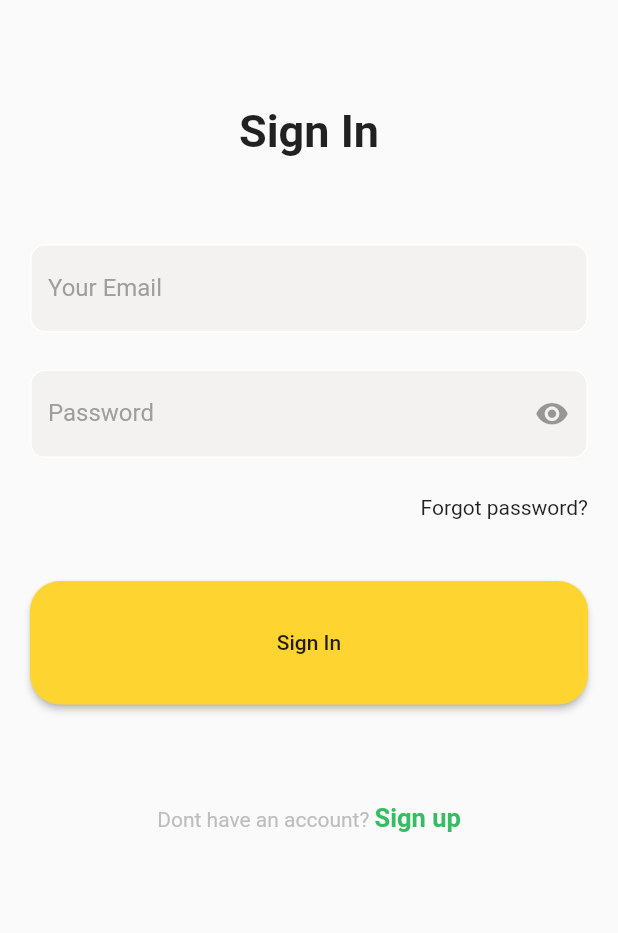
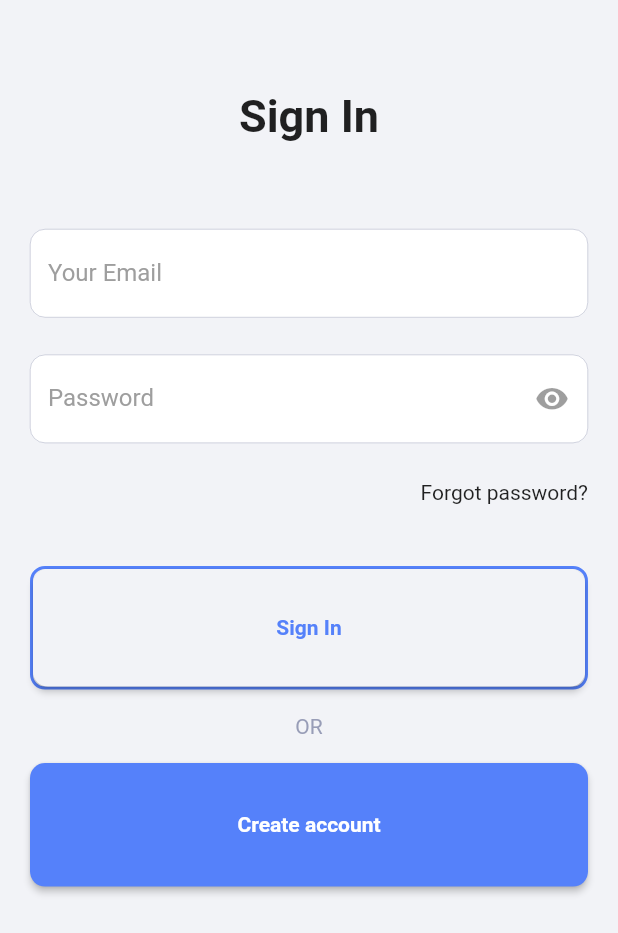
Before and after one commit to iamsirmike/we_work, a Flutter app: the screen it shows after launch, on a phone screen of 412 x 824 dp. Shown: the top 933 px of the screen. Run offline on Flutter 3.47's test engine with Material 2 defaults, Android fonts, the phone set to English and light mode, and no system bars; our stand-ins replace cloud_firestore, firebase_auth, google_sign_in, modal_progress_hud; accounts and stored records are empty.

Commit message:
redesinged the UI

```diff
--- a/lib/screens/dashboard.dart
+++ b/lib/screens/dashboard.dart
@@ -9,12 +9,12 @@ class Dashboard extends StatefulWidget {
 }
 
 class _DashboardState extends State<Dashboard> {
-  int currentIndex = 3;
+  int currentIndex = 0;
 
   final bottomItems = [
     {'icon': Icon(Icons.home), "text": "Jobs"},
     {"icon": Icon(Icons.edit), "text": "Applications"},
-    {"icon": Icon(Icons.bookmark), "text": "Saved Jobs"},
+    {"icon": Icon(Icons.bookmark), "text": "Bookmarks"},
     {"icon": Icon(Icons.person), "text": "Profile"},
   ];
 
@@ -53,7 +53,7 @@ class _DashboardState extends State<Dashboard> {
                 .asMap()
                 .map((i, icon) {
                   bool active = i == currentIndex;
-                  final color = active ? UiColors.color3 : Colors.grey[500];
+                  final color = active ? UiColors.color2 : UiColors.color5;
                   Widget button;
 
                   button = Column(
--- a/lib/screens/signin_screen.dart
+++ b/lib/screens/signin_screen.dart
@@ -63,6 +63,7 @@ class _SignInState extends State<SignIn> {
   Widget build(BuildContext context) {
     return Scaffold(
       key: _scaffoldKey,
+      backgroundColor: UiColors.bg,
       body: ModalProgressHUD(
         inAsyncCall: _loading,
         child: SafeArea(
@@ -70,7 +71,7 @@ class _SignInState extends State<SignIn> {
             children: [
               Padding(
                 padding: const EdgeInsets.symmetric(
-                    horizontal: 20.0, vertical: 70.0),
+                    horizontal: 20.0, vertical: 60.0),
                 child: Form(
                   key: _formKey,
                   child: Column(
@@ -160,38 +161,55 @@ class _SignInState extends State<SignIn> {
                       Container(
                         width: screenWidth(context, 1),
                         height: screenHeight(context, 0.1),
+                        decoration: BoxDecoration(
+                          borderRadius: BorderRadius.circular(10),
+                          border: Border.all(color: UiColors.color2, width: 2),
+                        ),
                         child: RaisedButton(
                           onPressed: signIn,
-                          child: Text('Sign In'),
-                          color: UiColors.color2,
+                          child: Text(
+                            'Sign In',
+                            style: TextStyle(
+                              color: UiColors.color2,
+                              fontWeight: FontWeight.bold,
+                            ),
+                          ),
+                          color: UiColors.bg,
                           shape: RoundedRectangleBorder(
-                            borderRadius: BorderRadius.circular(20),
+                            borderRadius: BorderRadius.circular(10),
                           ),
                         ),
                       ),
                       SizedBox(
-                        height: screenHeight(context, 0.08),
+                        height: screenHeight(context, 0.02),
                       ),
-                      GestureDetector(
-                        onTap: () {
-                          Navigator.pushNamed(context, '/signup');
-                        },
-                        child: RichText(
-                          text: TextSpan(
-                            text: 'Dont have an account? ',
-                            style: TextStyle(color: Colors.grey[400]),
-                            children: <TextSpan>[
-                              TextSpan(
-                                text: 'Sign up',
-                                style: TextStyle(
-                                    color: UiColors.color3,
-                                    fontWeight: FontWeight.bold,
-                                    fontSize: 17.0),
-                              ),
-                            ],
+                      Text(
+                        'OR',
+                        style: TextStyle(color: UiColors.color5),
+                      ),
+                      SizedBox(
+                        height: screenHeight(context, 0.02),
+                      ),
+                      Container(
+                        width: screenWidth(context, 1),
+                        height: screenHeight(context, 0.1),
+                        child: RaisedButton(
+                          onPressed: () {
+                            Navigator.pushNamed(context, '/signup');
+                          },
+                          child: Text(
+                            'Create account',
+                            style: TextStyle(
+                              color: UiColors.color1,
+                              fontWeight: FontWeight.bold,
+                            ),
+                          ),
+                          color: UiColors.color2,
+                          shape: RoundedRectangleBorder(
+                            borderRadius: BorderRadius.circular(10),
                           ),
                         ),
-                      )
+                      ),
                     ],
                   ),
                 ),
--- a/lib/utils/colors.dart
+++ b/lib/utils/colors.dart
@@ -1,8 +1,10 @@
 import 'package:flutter/material.dart';
 
 class UiColors {
-  static const bg = Color(0xffFFFFFF);
-  static const color1 = Color(0xffF4F1F1);
-  static const color2 = Color(0xffFED530);
+  static const bg = Color(0xffF2F3F7);
+  static const color1 = Color(0xffFFFFFF);
+  static const color2 = Color(0xff5581FA);
+  // static const color3 = Color(0xffFED530);
   static const color3 = Color(0xff36BD63);
+  static const color5 = Color(0xff989DB7);
 }
--- a/lib/widgets/input_decoration.dart
+++ b/lib/widgets/input_decoration.dart
@@ -12,8 +12,8 @@ InputDecoration textInputDecoration(
     enabledBorder: OutlineInputBorder(
       borderRadius: BorderRadius.all(Radius.circular(10)),
       borderSide: BorderSide(
-        width: 1,
-        color: UiColors.bg,
+        width: 0.3,
+        color: UiColors.color5,
       ),
     ),
     focusedBorder: OutlineInputBorder(
```
Also changed, not shown: lib/screens/all_jobs.dart (+32 -31 lines), lib/screens/home.dart (+28 -15 lines), lib/screens/profile.dart (+8 -4 lines), lib/screens/signup_screen.dart (+8 -3 lines), lib/widgets/jobscard.dart (+114 -75 lines).
